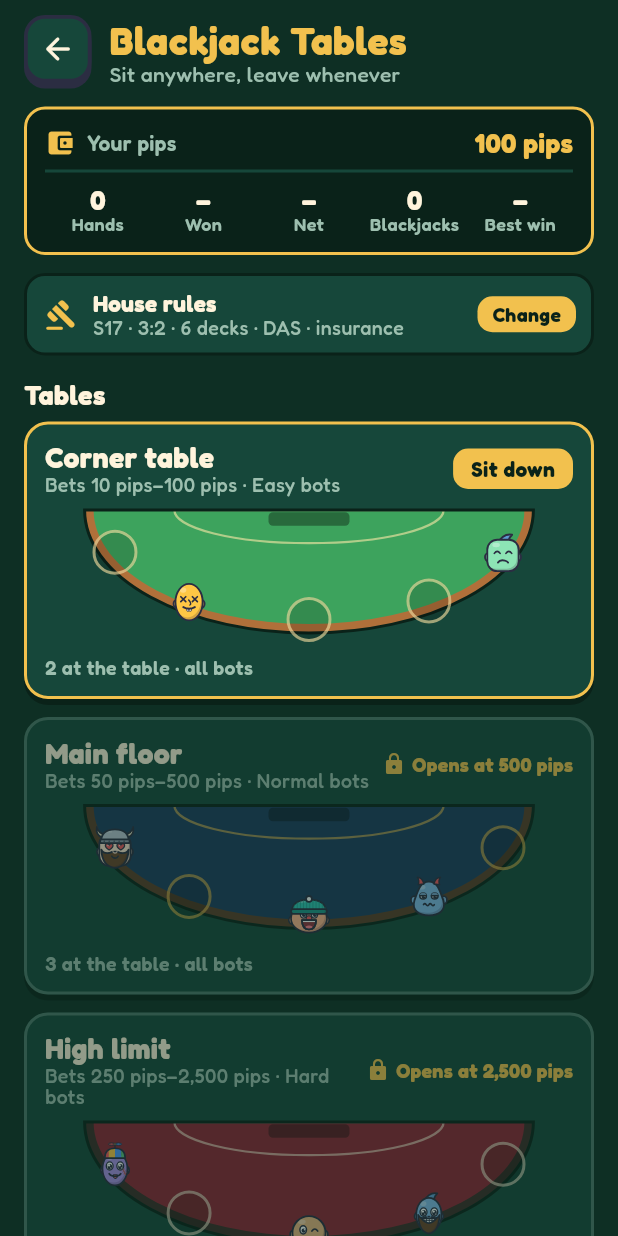
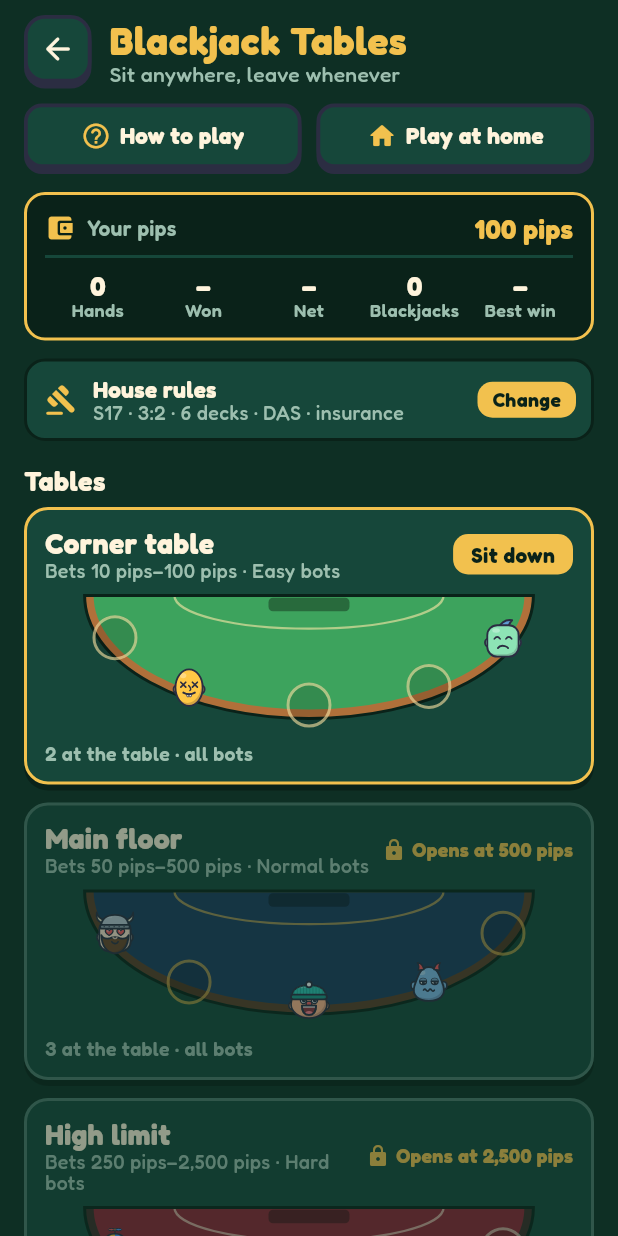
Before and after one commit to Delectible/Duel, a Flutter app: the BjLobby screen opened directly, on a phone screen of 412 x 824 dp. Run offline on Flutter 3.47's test engine with Material 3 defaults, Android fonts, the phone set to English and light mode, and no system bars; our stand-ins replace audioplayers, cloud_firestore, firebase_auth, firebase_core, shared_preferences; accounts and stored records are empty; network calls fail.

Commit message:
Blackjack: keyed table (a bot leaving doesn't redeal), tile opens the floor, How to play / Play at home there
Co-Authored-By: Claude Opus 5.5 <noreply@anthropic.com>
Claude-Session: https://claude.ai/code/session_01CZRTf4mUi8YCVCe4dCHwFA

```diff
--- a/lib/games/blackjack/ui/bj_lobby.dart
+++ b/lib/games/blackjack/ui/bj_lobby.dart
@@ -5,9 +5,12 @@ import 'package:flutter/material.dart';
 
 import '../../../core/account/account.dart';
 import '../../../core/avatars/faces.dart';
+import '../../../core/help/game_guide.dart';
+import '../../../core/help/home_guide.dart';
 import '../../../core/sound/sound.dart';
 import '../../../core/table/felts.dart';
 import '../../../core/theme/toon.dart';
+import '../at_home.dart';
 import 'bj_screen.dart';
 import 'bj_tables.dart';
 
@@ -91,6 +94,36 @@ class _BjLobbyState extends State<BjLobby> {
                             style: Toon.text(14, weight: FontWeight.w500, color: Casino.dim),
                           ),
                         ],
+                      ),
+                    ),
+                  ],
+                ),
+                const SizedBox(height: 10),
+                Row(
+                  children: [
+                    Expanded(
+                      child: _FloorButton(
+                        key: const Key('how to play'),
+                        icon: Icons.help_outline_rounded,
+                        label: 'How to play',
+                        onTap: () => showGameGuide(context, title: 'Blackjack', stages: blackjackGuide),
+                      ),
+                    ),
+                    const SizedBox(width: 10),
+                    Expanded(
+                      child: _FloorButton(
+                        key: const Key('play at home'),
+                        icon: Icons.home_rounded,
+                        label: 'Play at home',
+                        onTap: () => Navigator.of(context).push(
+                          MaterialPageRoute<void>(
+                            builder: (_) => const HomeGuideScreen(
+                              name: 'Blackjack',
+                              color: Toon.green,
+                              guide: blackjackAtHome,
+                            ),
+                          ),
+                        ),
                       ),
                     ),
                   ],
@@ -622,3 +655,34 @@ class _HalfMoon extends CustomPainter {
   @override
   bool shouldRepaint(_HalfMoon old) => old.felt != felt;
 }
+
+class _FloorButton extends StatelessWidget {
+  const _FloorButton({super.key, required this.icon, required this.label, required this.onTap});
+
+  final IconData icon;
+  final String label;
+  final VoidCallback onTap;
+
+  @override
+  Widget build(BuildContext context) => ToonButton(
+    color: Casino.panel,
+    radius: 12,
+    padding: const EdgeInsets.symmetric(horizontal: 10, vertical: 9),
+    onPressed: onTap,
+    child: Row(
+      mainAxisAlignment: MainAxisAlignment.center,
+      children: [
+        Icon(icon, size: 20, color: Casino.gold),
+        const SizedBox(width: 6),
+        Flexible(
+          child: FittedBox(
+            child: Text(
+              label,
+              style: Toon.text(15, weight: FontWeight.w700, color: Casino.cream),
+            ),
+          ),
+        ),
+      ],
+    ),
+  );
+}
--- a/lib/games/catalog.dart
+++ b/lib/games/catalog.dart
@@ -55,7 +55,12 @@ class GameInfo {
     this.note,
     this.staked = true,
     this.companion,
+    this.direct = false,
   });
+
+  /// The tile opens the game itself, no preview (Blackjack: the floor,
+  /// which has its own Play at home and How to play).
+  final bool direct;
 
   /// False: no stake in the preview; the game bets your pips itself
   /// (Blackjack).
@@ -260,6 +265,7 @@ final games = <GameInfo>[
     minutes: (players) => 8 + players,
     atHome: blackjackAtHome,
     staked: false,
+    direct: true,
     open: (_, _, _) => const BjLobby(),
   ),
   GameInfo(
```
Also changed, not shown: lib/features/home/home_screen.dart (+20 -2 lines), lib/games/blackjack/ui/bj_screen.dart (+38 -5 lines), 1 other file.
